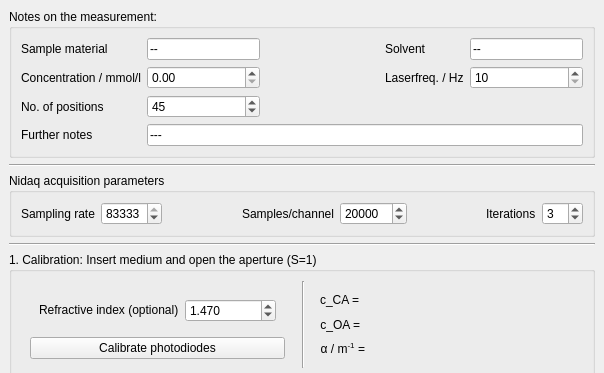
Old version of the form gui_design/design.ui in the repository FabianKonig/zScanMeasurementManager; both pictures show x 0 to 604 and y 0 to 373 of the 604 by 670 pixel window.
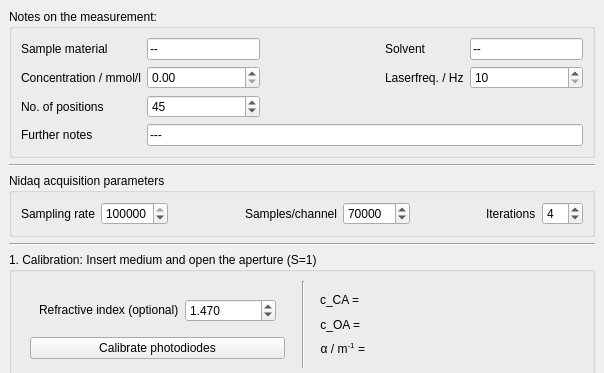
New version of the form.

```diff
--- a/gui_design/design.ui
+++ b/gui_design/design.ui
@@ -187,13 +187,13 @@
           <number>1000</number>
          </property>
          <property name="maximum">
-          <number>83333</number>
+          <number>250000</number>
          </property>
          <property name="singleStep">
           <number>1000</number>
          </property>
          <property name="value">
-          <number>83333</number>
+          <number>250000</number>
          </property>
         </widget>
        </item>
@@ -223,13 +223,13 @@
           <number>1000</number>
          </property>
          <property name="maximum">
-          <number>100000</number>
+          <number>500000</number>
          </property>
          <property name="singleStep">
           <number>1000</number>
          </property>
          <property name="value">
-          <number>20000</number>
+          <number>70000</number>
          </property>
         </widget>
        </item>
@@ -255,8 +255,11 @@
        </item>
        <item>
         <widget class="QSpinBox" name="spinBox_iterations">
+         <property name="minimum">
+          <number>2</number>
+         </property>
          <property name="value">
-          <number>3</number>
+          <number>4</number>
          </property>
         </widget>
        </item>
```
Left out of the diff: 5 changed lines with no effect on the pictures.
